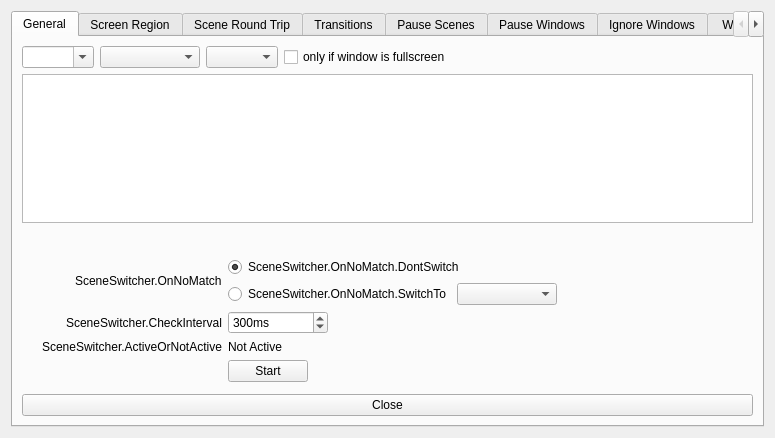
The window that forms/advanced-scene-switcher.ui (WarmUpTill/SceneSwitcher) describes before a commit, drawn with Qt 5.
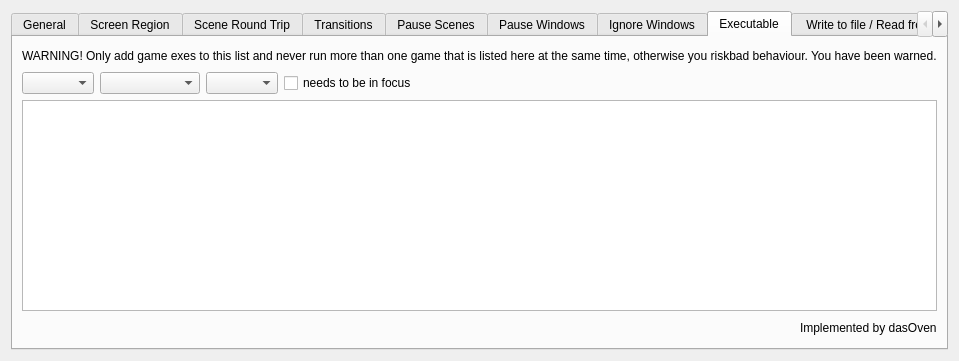
The same window after the commit. The open tabs and pages were chosen to show the change.

Commit message: Added Executable Tab (dasOven)

```diff
--- a/forms/advanced-scene-switcher.ui
+++ b/forms/advanced-scene-switcher.ui
@@ -6,8 +6,8 @@
    <rect>
     <x>0</x>
     <y>0</y>
-    <width>775</width>
-    <height>438</height>
+    <width>880</width>
+    <height>358</height>
    </rect>
   </property>
   <property name="windowTitle">
@@ -1271,6 +1271,149 @@
        </item>
       </layout>
      </widget>
+     <widget class="QWidget" name="executableTab">
+      <property name="cursor">
+       <cursorShape>ArrowCursor</cursorShape>
+      </property>
+      <attribute name="title">
+       <string>Executable</string>
+      </attribute>
+      <layout class="QVBoxLayout" name="verticalLayout_11">
+       <item>
+        <layout class="QHBoxLayout" name="horizontalLayout_24">
+         <item>
+          <widget class="QLabel" name="label_24">
+           <property name="text">
+            <string>WARNING! Only add game exes to this list and never run more than one game that is listed here at the same time, otherwise you riskbad behaviour. You have been warned.</string>
+           </property>
+          </widget>
+         </item>
+         <item>
+          <spacer name="horizontalSpacer_22">
+           <property name="orientation">
+            <enum>Qt::Horizontal</enum>
+           </property>
+           <property name="sizeHint" stdset="0">
+            <size>
+             <width>40</width>
+             <height>20</height>
+            </size>
+           </property>
+          </spacer>
+         </item>
+        </layout>
+       </item>
+       <item>
+        <layout class="QHBoxLayout" name="horizontalLayout_23">
+         <item>
+          <widget class="QComboBox" name="executable"/>
+         </item>
+         <item>
+          <widget class="QComboBox" name="executableScenes">
+           <property name="minimumSize">
+            <size>
+             <width>100</width>
+             <height>0</height>
+            </size>
+           </property>
+          </widget>
+         </item>
+         <item>
+          <widget class="QComboBox" name="executableTransitions"/>
+         </item>
+         <item>
+          <widget class="QCheckBox" name="requiresFocusCheckBox">
+           <property name="text">
+            <string>needs to be in focus</string>
+           </property>
+           <property name="autoRepeatInterval">
+            <number>100</number>
+           </property>
+          </widget>
+         </item>
+         <item>
+          <spacer name="horizontalSpacer_21">
+           <property name="orientation">
+            <enum>Qt::Horizontal</enum>
+           </property>
+           <property name="sizeHint" stdset="0">
+            <size>
+             <width>40</width>
+             <height>20</height>
+            </size>
+           </property>
+          </spacer>
+         </item>
+        </layout>
+       </item>
+       <item>
+        <widget class="QListWidget" name="executables">
+         <property name="enabled">
+          <bool>true</bool>
+         </property>
+         <property name="sortingEnabled">
+          <bool>true</bool>
+         </property>
+        </widget>
+       </item>
+       <item>
+        <layout class="QHBoxLayout" name="horizontalLayout_22">
+         <item>
+          <widget class="QPushButton" name="executableAdd">
+           <property name="maximumSize">
+            <size>
+             <width>22</width>
+             <height>22</height>
+            </size>
+           </property>
+           <property name="flat">
+            <bool>true</bool>
+           </property>
+           <property name="themeID" stdset="0">
+            <string notr="true">addIconSmall</string>
+           </property>
+          </widget>
+         </item>
+         <item>
+          <widget class="QPushButton" name="executableRemove">
+           <property name="maximumSize">
+            <size>
+             <width>22</width>
+             <height>22</height>
+            </size>
+           </property>
+           <property name="flat">
+            <bool>true</bool>
+           </property>
+           <property name="themeID" stdset="0">
+            <string notr="true">removeIconSmall</string>
+           </property>
+          </widget>
+         </item>
+         <item>
+          <spacer name="horizontalSpacer_20">
+           <property name="orientation">
+            <enum>Qt::Horizontal</enum>
+           </property>
+           <property name="sizeHint" stdset="0">
+            <size>
+             <width>40</width>
+             <height>20</height>
+            </size>
+           </property>
+          </spacer>
+         </item>
+         <item>
+          <widget class="QLabel" name="label_25">
+           <property name="text">
+            <string>Implemented by dasOven</string>
+           </property>
+          </widget>
+         </item>
+        </layout>
+       </item>
+      </layout>
+     </widget>
      <widget class="QWidget" name="fileTab">
       <attribute name="title">
        <string> Write to file / Read from file </string>
```
